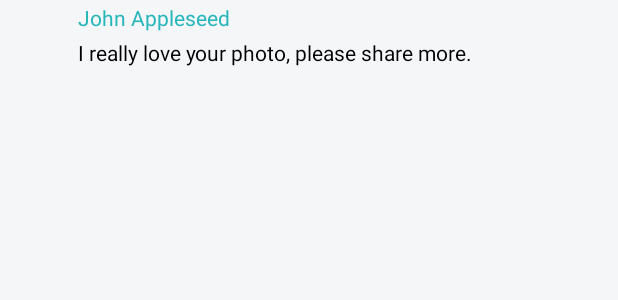
After one commit to kittinunf/Cookpit, an Android app: the layout recycler_item_comment.xml on its own in the app's theme, with its tools: preview values and no code run, on a phone screen of 412 x 824 dp. The commit adds this screen. Shown: the top 300 px of the screen. Run offline under Robolectric (Android 15) with nearby library versions, the phone set to English and light mode, and no system bars.

Commit message:
[Android] Update minor styling

```diff
--- a/android/Cookpit/app/src/main/kotlin/com/github/kittinunf/cookpit/search/SearchFragment.kt
+++ b/android/Cookpit/app/src/main/kotlin/com/github/kittinunf/cookpit/search/SearchFragment.kt
@@ -67,6 +67,7 @@ class SearchFragment : BaseFragment() {
                 viewModel[selectedIndex]?.let {
                     val intent = Intent(activity, PhotoViewActivity::class.java)
                     intent.putExtra(PhotoViewActivity.PHOTO_ID_EXTRA, it.id)
+                    intent.putExtra(PhotoViewActivity.PHOTO_TITLE_EXTRA, it.title)
                     if (Build.VERSION.SDK_INT >= Build.VERSION_CODES.LOLLIPOP) {
                         val options = ActivityOptionsCompat.makeSceneTransitionAnimation(activity, viewHolder.backgroundImageView, getString(R.string.to_photo_image_transition))
                         this@SearchFragment.startActivity(intent, options.toBundle())
--- /dev/null
+++ b/android/Cookpit/app/src/main/res/layout/recycler_item_comment.xml
@@ -0,0 +1,41 @@
+<?xml version="1.0" encoding="utf-8"?>
+<RelativeLayout xmlns:android="http://schemas.android.com/apk/res/android"
+                xmlns:tools="http://schemas.android.com/tools"
+                android:layout_width="match_parent"
+                android:layout_height="wrap_content">
+
+    <ImageView
+        android:id="@+id/photoCommentAvatarImageView"
+        android:layout_width="50dp"
+        android:layout_height="50dp"
+        android:layout_alignParentLeft="true"
+        android:layout_centerInParent="true"
+        android:adjustViewBounds="true"
+        android:padding="8dp"
+        android:scaleType="centerCrop"
+        />
+
+    <TextView
+        android:id="@+id/photoCommentNameTextView"
+        android:layout_width="wrap_content"
+        android:layout_height="wrap_content"
+        android:layout_toRightOf="@id/photoCommentAvatarImageView"
+        android:padding="2dp"
+        android:textColor="@color/teal400"
+        android:textSize="14sp"
+        tools:text="John Appleseed"
+        />
+
+    <TextView
+        android:id="@+id/photoCommentTextView"
+        android:layout_width="wrap_content"
+        android:layout_height="wrap_content"
+        android:layout_toRightOf="@id/photoCommentAvatarImageView"
+        android:layout_below="@id/photoCommentNameTextView"
+        android:padding="2dp"
+        android:textColor="@android:color/black"
+        android:textSize="14sp"
+        tools:text="I really love your photo, please share more."
+        />
+
+</RelativeLayout>
```
Also changed, not shown: android/Cookpit/app/src/main/kotlin/com/github/kittinunf/cookpit/explore/ExploreFragment.kt (+9 -15 lines), android/Cookpit/app/src/main/kotlin/com/github/kittinunf/cookpit/explore/ExploreViewModel.kt (+7 -3 lines), android/Cookpit/app/src/main/kotlin/com/github/kittinunf/cookpit/photo/PhotoViewActivity.kt (+29 -0 lines), android/Cookpit/app/src/main/kotlin/com/github/kittinunf/cookpit/photo/PhotoViewModel.kt (+42 -25 lines), android/Cookpit/app/src/main/kotlin/com/github/kittinunf/cookpit/util/RecyclerViewEx.kt (+17 -0 lines), android/Cookpit/app/src/main/res/layout/activity_photo_view.xml (+52 -9 lines), android/Cookpit/app/src/main/res/layout/fragment_explore.xml (+12 -2 lines), 7 other files.
